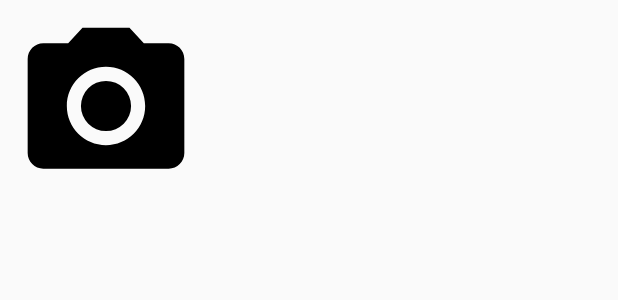
After one commit to DmytroKutko/Social_Network_Kotlin, an Android app: the layout gallery_item.xml on its own in the app's theme, with its tools: preview values and no code run, on a phone screen of 412 x 824 dp. The commit adds this screen. Shown: the top 300 px of the screen. Run offline under Robolectric (Android 15) with nearby library versions, the phone set to English and light mode, and no system bars.

Commit message:
add grid layout in gallery

```diff
--- a/app/src/main/java/com/example/myapplication/view/fragments/main/LatestMessagesFragment.kt
+++ b/app/src/main/java/com/example/myapplication/view/fragments/main/LatestMessagesFragment.kt
@@ -9,7 +9,6 @@ import android.view.View
 import android.view.ViewGroup
 import com.example.myapplication.R
 import com.example.myapplication.itemsRow.LatestMessage
-import com.example.myapplication.itemsRow.UserItem
 import com.example.myapplication.model.ChatMessage
 import com.example.myapplication.view.MainActivity.Companion.currentUser
 import com.google.firebase.database.ChildEventListener
--- /dev/null
+++ b/app/src/main/res/layout/gallery_item.xml
@@ -0,0 +1,14 @@
+<?xml version="1.0" encoding="utf-8"?>
+<android.support.constraint.ConstraintLayout xmlns:android="http://schemas.android.com/apk/res/android"
+                                             xmlns:app="http://schemas.android.com/apk/res-auto"
+                                             android:layout_width="wrap_content"
+                                             android:layout_height="wrap_content">
+
+    <ImageView
+            android:layout_width="125dp"
+            android:layout_height="125dp" app:srcCompat="@drawable/ic_menu_camera" android:id="@+id/ivGalleryItem"
+            android:layout_marginTop="8dp" app:layout_constraintTop_toTopOf="parent"
+            app:layout_constraintEnd_toEndOf="parent" android:layout_marginEnd="8dp" android:layout_marginBottom="8dp"
+            app:layout_constraintBottom_toBottomOf="parent" app:layout_constraintStart_toStartOf="parent"
+            android:layout_marginStart="8dp"/>
+</android.support.constraint.ConstraintLayout>
```
Also changed, not shown: app/src/main/java/com/example/myapplication/itemsRow/ImageItem.kt (added, +15 -0 lines), app/src/main/java/com/example/myapplication/view/fragments/main/GalleryFragment.kt (+34 -0 lines), app/src/main/res/layout/fragment_gallery.xml (+7 -7 lines).
